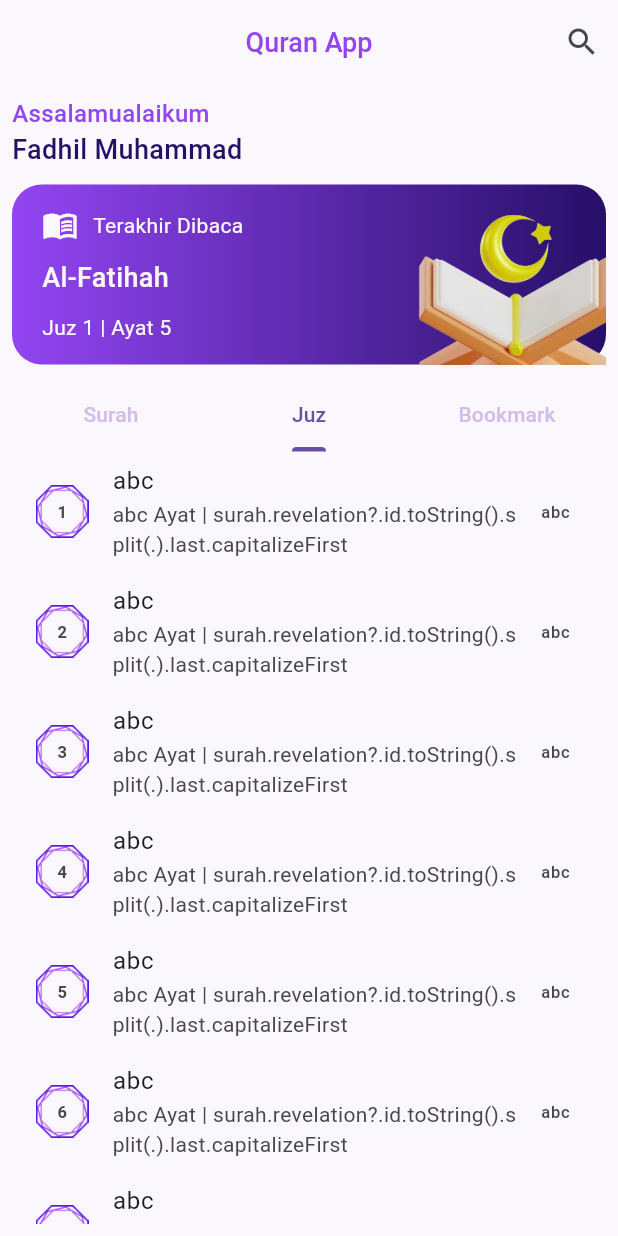
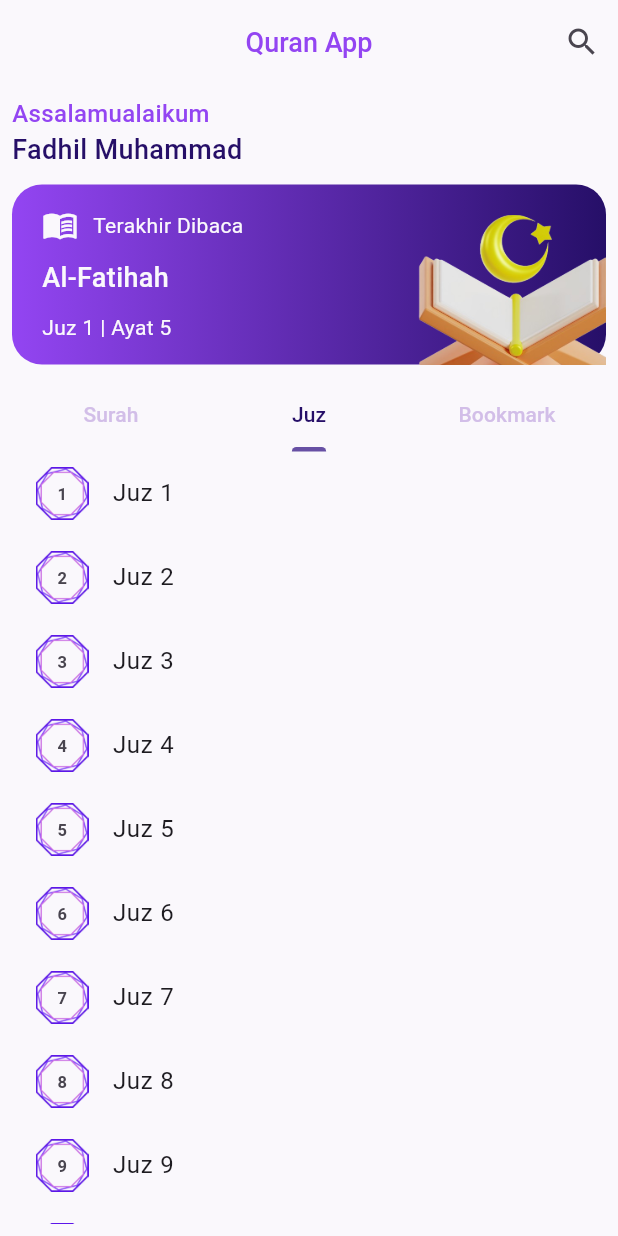
Before and after one commit to famuh/al-qur-an-app, a Flutter app: the screen it shows after launch, tab 2 chosen, on a phone screen of 412 x 824 dp. Run offline on Flutter 3.47's test engine with Material 3 defaults, Android fonts, the phone set to English and light mode, and no system bars; our stand-ins replace get, lottie; missing offline and left inert: dart:ffi; network calls fail.

Commit message:
Add dark theme

```diff
--- a/lib/app/modules/home/views/home_view.dart
+++ b/lib/app/modules/home/views/home_view.dart
@@ -116,6 +116,7 @@ class HomeView extends GetView<HomeController> {
                 TabBar(
                     dividerColor: Colors.transparent,
                     unselectedLabelColor: appPurpleLight2,
+                    labelColor: Get.isDarkMode ? appOrange : appPurpleDark,
                     tabs: [
                       const Tab(
                         child: Text("Surah"),
@@ -188,10 +189,10 @@ class HomeView extends GetView<HomeController> {
                                   fontWeight: FontWeight.bold
                                 ),))
                               ),
-                              title: const Text("abc"),
-                              subtitle: const Text(
-                                  "abc Ayat | surah.revelation?.id.toString().split(.).last.capitalizeFirst"),
-                              trailing: const Text("abc"),
+                              title:  Text("Juz ${index+1}"),
+                              // subtitle: const Text(
+                              //     "abc Ayat | surah.revelation?.id.toString().split(.).last.capitalizeFirst"),
+                              // trailing: const Text("abc"),
                               onTap: () {
                                 // belum diimplementasikan
                               },
--- a/lib/main.dart
+++ b/lib/main.dart
@@ -7,6 +7,7 @@ void main() {
   runApp(GetMaterialApp(
     debugShowCheckedModeBanner: false,
     theme: themeLight,
+    darkTheme: themeDark,
     title: "application",
     initialRoute: Routes.HOME,
     getPages: AppPages.routes,
```
Also changed, not shown: lib/common/colors.dart (+17 -2 lines).
